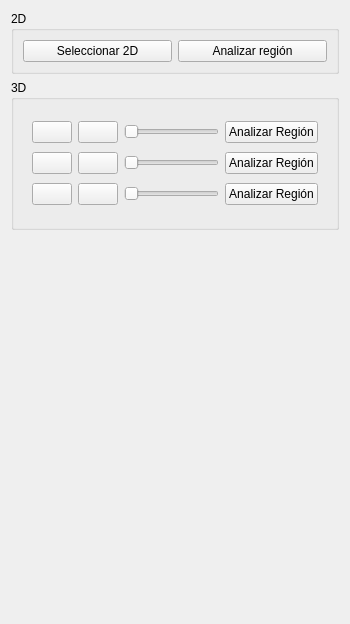
Before: the Qt Designer form PageDensityAnalysis.ui in rics-ucsp/BoneDensityApp, drawn with Qt 5.
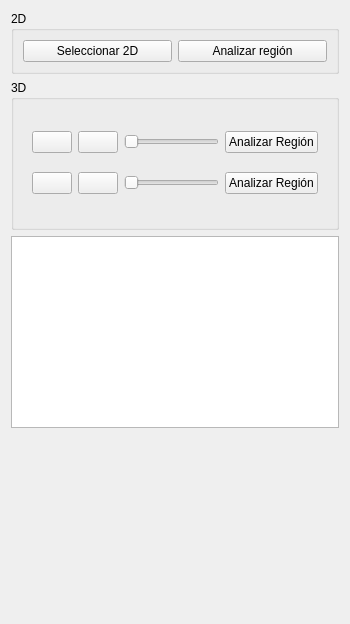
After: the same form once the commit is applied. Icons and pictures are not drawn. Custom widgets are drawn as their Qt base class.

Commit message: .H .CPP .UI

```diff
--- a/PageDensityAnalysis.ui
+++ b/PageDensityAnalysis.ui
@@ -134,47 +134,7 @@
             </widget>
            </item>
            <item>
-            <widget class="QPushButton" name="pushButton_3">
-             <property name="text">
-              <string>Analizar Región</string>
-             </property>
-             <property name="icon">
-              <iconset resource="icons.qrc">
-               <normaloff>:/analysis.png</normaloff>:/analysis.png</iconset>
-             </property>
-            </widget>
-           </item>
-          </layout>
-         </item>
-         <item>
-          <layout class="QHBoxLayout" name="horizontalLayout">
-           <item>
-            <widget class="QPushButton" name="pushButton_8">
-             <property name="text">
-              <string/>
-             </property>
-             <property name="icon">
-              <iconset resource="icons.qrc">
-               <normaloff>:/eye_on.png</normaloff>:/eye_on.png</iconset>
-             </property>
-            </widget>
-           </item>
-           <item>
-            <widget class="QPushButton" name="pushButton_7">
-             <property name="text">
-              <string/>
-             </property>
-            </widget>
-           </item>
-           <item>
-            <widget class="QSlider" name="horizontalSlider_3">
-             <property name="orientation">
-              <enum>Qt::Horizontal</enum>
-             </property>
-            </widget>
-           </item>
-           <item>
-            <widget class="QPushButton" name="pushButton_9">
+            <widget class="QPushButton" name="btnAnalysis2">
              <property name="text">
               <string>Analizar Región</string>
              </property>
@@ -192,6 +152,9 @@
      </layout>
     </widget>
    </item>
+   <item>
+    <widget class="WidgetAnalysisMeshItem" name="listWidget"/>
+   </item>
    <item>
     <spacer name="verticalSpacer">
      <property name="orientation">
@@ -207,6 +170,13 @@
    </item>
   </layout>
  </widget>
+ <customwidgets>
+  <customwidget>
+   <class>WidgetAnalysisMeshItem</class>
+   <extends>QListWidget</extends>
+   <header location="global">widgetanalysismeshitem.h</header>
+  </customwidget>
+ </customwidgets>
  <resources>
   <include location="icons.qrc"/>
  </resources>
```
Left out of the diff: 14 changed lines with no effect on the pictures. The commit also changes 6 other files.
